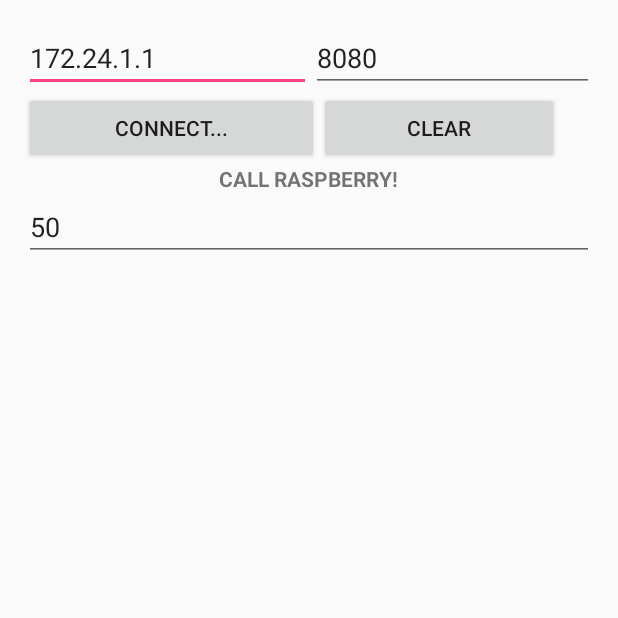
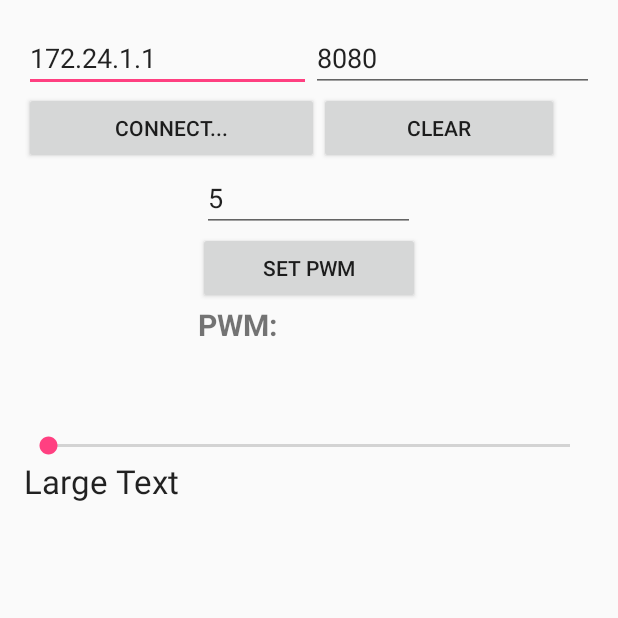
Before and after one commit to cichu28/mojerepozytorium, an Android app: the screen it shows after launch (MainActivity), on a phone screen of 412 x 824 dp, the top half of it. Run offline under Robolectric (Android 15) with nearby library versions, the phone set to English and light mode, and no system bars.

Commit message:
Set PWM from editText to textView

```diff
--- a/app/src/main/java/com/example/marcin/clientservertutorial/MainActivity.java
+++ b/app/src/main/java/com/example/marcin/clientservertutorial/MainActivity.java
@@ -21,15 +21,18 @@
 import android.widget.TextView;
 
 public class MainActivity extends Activity {
-    TextView textResponse;
-    EditText editTextAddress, editTextPort;
+    TextView textResponse, TextViewresponse;
+    EditText editTextAddress, editTextPort, editTextPWM_value;
     Button buttonConnect, buttonClear;
-    Button radioButtonConnect;
+    //Button radioButtonConnect;
 
     @Override
     protected void onCreate(Bundle savedInstanceState) {
         super.onCreate(savedInstanceState);
         setContentView(R.layout.activity_main);
+
+        editTextPWM_value  = (EditText)findViewById(R.id.PWM_value);
+        TextViewresponse = (TextView)findViewById(R.id.response);
 
         editTextAddress = (EditText)findViewById(R.id.address);
         editTextPort = (EditText)findViewById(R.id.port);
@@ -48,15 +51,21 @@
         });
     }
 
+    public void EdytujTekst(View view)
+    {
+        String S = "PWM: " + editTextPWM_value.getText().toString();
+        TextViewresponse.setText(S);
+    }
+
     // *** PRZYCISK "NASŁUCHUJE"
     OnClickListener buttonConnectOnClickListener = new OnClickListener()
     {
         @Override
         public void onClick(View arg0)
         {
-     // You have to verify editTextAddress and editTextPort are input as correct format.
-            MyClientTask myClientTask = new MyClientTask(editTextAddress.getText().toString(),Integer.parseInt(editTextPort.getText().toString()));
-            myClientTask.execute();
+                // You have to verify editTextAddress and editTextPort are input as correct format.
+                MyClientTask myClientTask = new MyClientTask(editTextAddress.getText().toString(), Integer.parseInt(editTextPort.getText().toString()));
+                myClientTask.execute();
         }
     };
 
@@ -78,23 +87,21 @@
         @Override
         protected Void doInBackground(Void... arg0)
         {
-//            // *** WYSYŁAM
+            // *** WYSYŁAM
             try
             {
                 Socket socket = new Socket(dstAddress, dstPort);
                 InputStream inputStream = socket.getInputStream();
                 ByteArrayOutputStream byteArrayOutputStream = new ByteArrayOutputStream(1024);
                 byte[] buffer = new byte[1024];
-
-//                int bytesRead;
+                int bytesRead;
 //                while ((bytesRead = inputStream.read(buffer)) != -1)
 //                {
 //                    byteArrayOutputStream.write(buffer, 0, bytesRead);
 //                }
-//
-//                socket.close();
+
+                socket.close();
 //                response = byteArrayOutputStream.toString("UTF-8");
-
             }
 //            // *** POBIERAM, WYPISUJĘ
 //            catch (UnknownHostException e)
--- a/app/src/main/res/layout/activity_main.xml
+++ b/app/src/main/res/layout/activity_main.xml
@@ -61,21 +61,46 @@
 
     </LinearLayout>
 
+    <EditText
+        android:id="@+id/PWM_value"
+        android:layout_width="142dp"
+        android:layout_height="wrap_content"
+        android:hint="dstAddress"
+        android:text="5"
+        android:layout_gravity="center_horizontal" />
+
+    <Button
+        android:layout_width="148dp"
+        android:layout_height="wrap_content"
+        android:text="Set PWM"
+        android:id="@+id/Button_PWM"
+        android:onClick="EdytujTekst"
+        android:layout_gravity="center_horizontal" />
+
     <TextView
         android:id="@+id/response"
+        android:layout_width="147dp"
+        android:layout_height="wrap_content"
+        android:visibility="visible"
+        android:text="PWM:"
+        android:textIsSelectable="false"
+        android:textStyle="bold"
+        android:layout_gravity="center_horizontal"
+        android:layout_weight="0.11"
+        android:textSize="20dp" />
+
+    <SeekBar
+        android:layout_width="match_parent"
+        android:layout_height="wrap_content"
+        android:id="@+id/seekBar"
+        android:layout_gravity="center_horizontal"
+        android:focusableInTouchMode="false" />
+
+    <TextView
         android:layout_width="wrap_content"
         android:layout_height="wrap_content"
-        android:visibility="visible"
-        android:text="CALL RASPBERRY!"
-        android:textIsSelectable="false"
-        android:textStyle="bold"
-        android:layout_gravity="center_horizontal" />
-
-    <EditText
-        android:id="@+id/PWM_value"
-        android:layout_width="match_parent"
-        android:layout_height="wrap_content"
-        android:hint="dstAddress"
-        android:text="50" />
+        android:textAppearance="?android:attr/textAppearanceLarge"
+        android:text="Large Text"
+        android:id="@+id/textView" />
 
 </LinearLayout>
```
